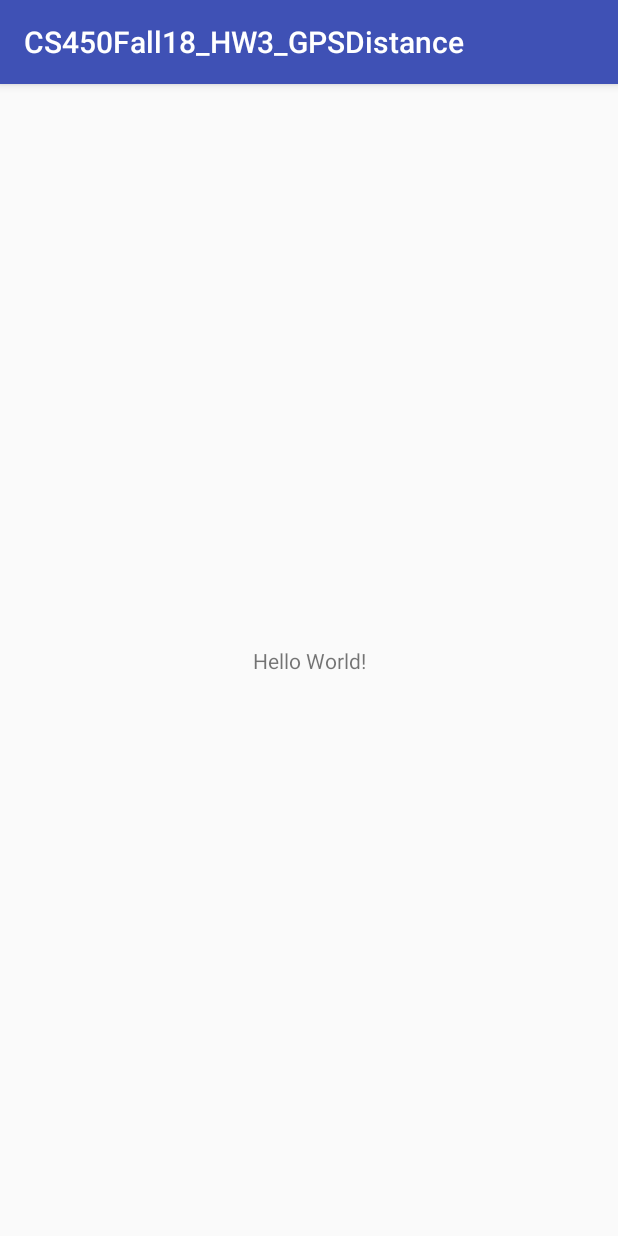
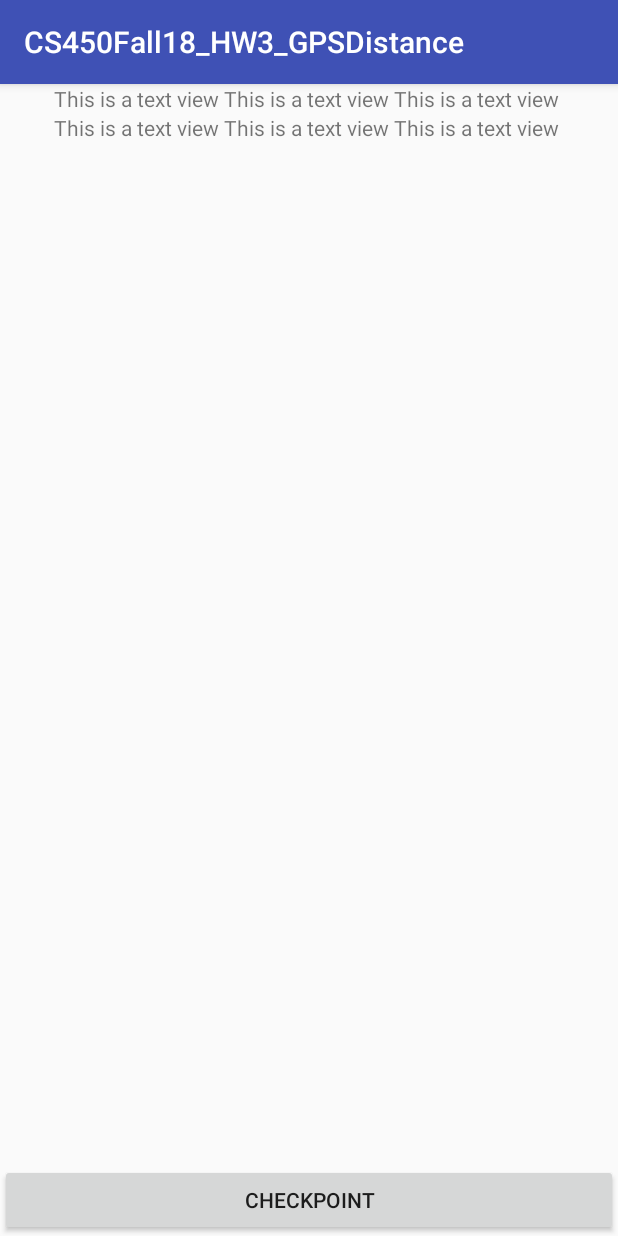
Before and after one commit to StefKal/GPSDistance, an Android app: the screen it shows after launch (MainActivity), on a phone screen of 412 x 824 dp. Run offline under Robolectric (Android 15) with nearby library versions, the phone set to English and light mode, and no system bars.

Commit message:
Standard UI

```diff
--- a/app/src/main/res/layout/activity_main.xml
+++ b/app/src/main/res/layout/activity_main.xml
@@ -1,18 +1,78 @@
 <?xml version="1.0" encoding="utf-8"?>
-<android.support.constraint.ConstraintLayout xmlns:android="http://schemas.android.com/apk/res/android"
+<RelativeLayout xmlns:android="http://schemas.android.com/apk/res/android"
     xmlns:app="http://schemas.android.com/apk/res-auto"
     xmlns:tools="http://schemas.android.com/tools"
-    android:layout_width="match_parent"
-    android:layout_height="match_parent"
+    android:layout_width="wrap_content"
+    android:layout_height="wrap_content"
+    android:layout_gravity="center"
+    android:orientation="vertical"
     tools:context=".MainActivity">
 
-    <TextView
-        android:layout_width="wrap_content"
+    <ScrollView
+        android:id="@+id/scrollView"
+        android:layout_width="match_parent"
+        android:layout_height="match_parent"
+        android:layout_gravity="center">
+
+        <LinearLayout
+            android:layout_width="wrap_content"
+            android:layout_height="wrap_content"
+            android:layout_gravity="top|center"
+            android:orientation="vertical">
+
+            <LinearLayout
+                android:layout_width="match_parent"
+                android:layout_height="match_parent"
+                android:orientation="horizontal">
+                        <TextView
+                            android:layout_width="wrap_content"
+                            android:layout_height="match_parent"
+                            android:text="This is a text view " />
+
+                        <TextView
+                            android:layout_width="wrap_content"
+                            android:layout_height="match_parent"
+                            android:text="This is a text view " />
+
+                        <TextView
+                            android:layout_width="wrap_content"
+                            android:layout_height="match_parent"
+                            android:text="This is a text view " />
+            </LinearLayout>
+            <LinearLayout
+                android:layout_width="match_parent"
+                android:layout_height="match_parent"
+                android:orientation="horizontal">
+                <TextView
+                    android:layout_width="wrap_content"
+                    android:layout_height="match_parent"
+                    android:text="This is a text view " />
+
+                <TextView
+                    android:layout_width="wrap_content"
+                    android:layout_height="match_parent"
+                    android:text="This is a text view " />
+
+                <TextView
+                    android:layout_width="wrap_content"
+                    android:layout_height="match_parent"
+                    android:text="This is a text view " />
+            </LinearLayout>
+
+        </LinearLayout>
+
+    </ScrollView>
+
+    <Button
+        android:id="@+id/checkpoint_btn"
+        android:layout_width="match_parent"
         android:layout_height="wrap_content"
-        android:text="Hello World!"
-        app:layout_constraintBottom_toBottomOf="parent"
-        app:layout_constraintLeft_toLeftOf="parent"
-        app:layout_constraintRight_toRightOf="parent"
-        app:layout_constraintTop_toTopOf="parent" />
 
-</android.support.constraint.ConstraintLayout>
+        android:layout_alignParentBottom="true"
+        android:layout_alignParentStart="true"
+        android:layout_gravity="center|bottom"
+        android:gravity="top|bottom|center_vertical"
+        android:text="@string/checkpoint"
+        android:textAlignment="center" />
+
+</RelativeLayout>
--- a/app/src/main/res/values/strings.xml
+++ b/app/src/main/res/values/strings.xml
@@ -1,3 +1,4 @@
 <resources>
     <string name="app_name">CS450Fall18_HW3_GPSDistance</string>
+    <string name="checkpoint">Checkpoint</string>
 </resources>
```
